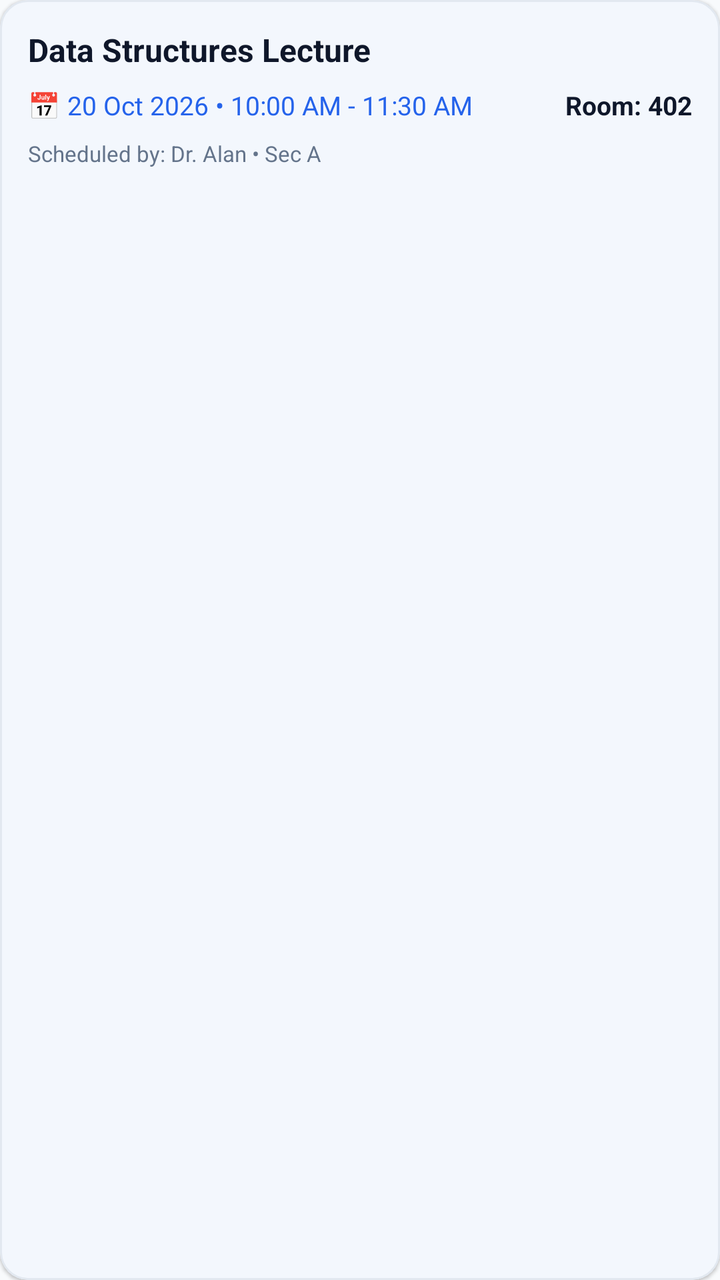
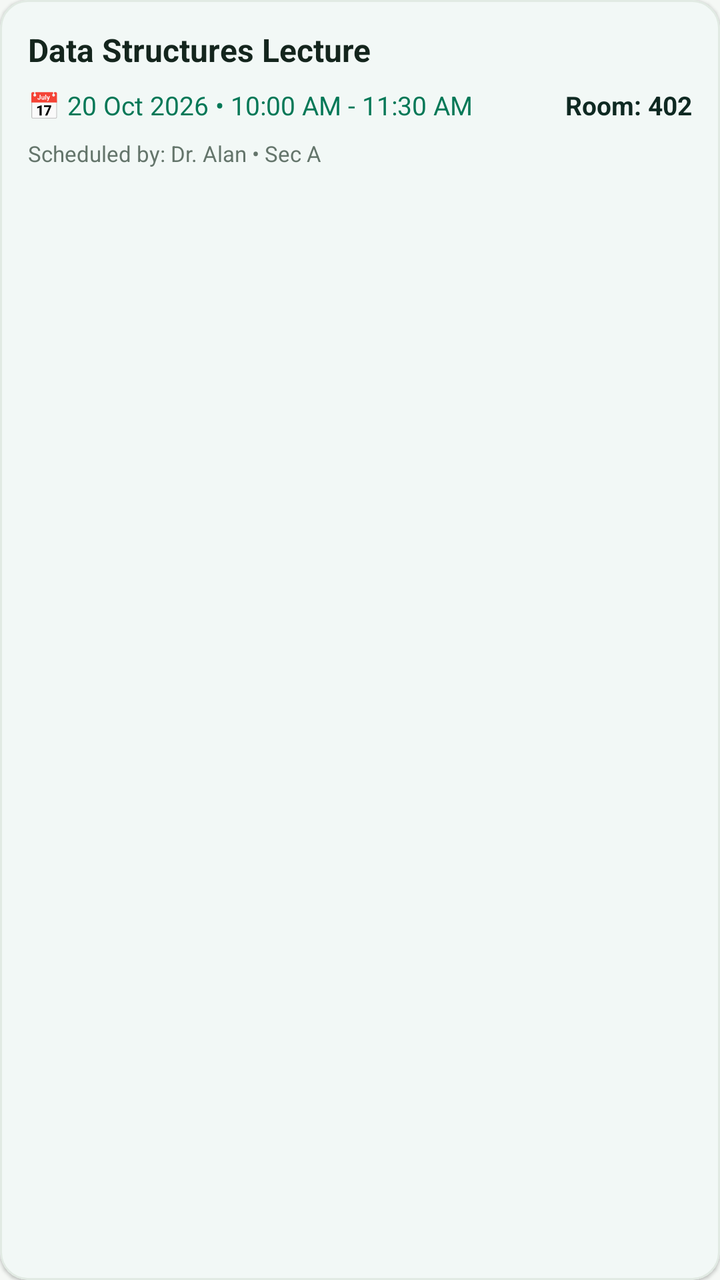

Before-and-after screenshots of an Android layout around one commit, followed by the original layout XML and the change that was made.
<!-- AndroidManifest.xml: application theme Theme.SmartClassroom -->
<!-- res/layout/item_schedule.xml -->
<?xml version="1.0" encoding="utf-8"?>
<com.google.android.material.card.MaterialCardView
    xmlns:android="http://schemas.android.com/apk/res/android"
    xmlns:app="http://schemas.android.com/apk/res-auto"
    android:layout_width="match_parent"
    android:layout_height="wrap_content"
    android:layout_marginHorizontal="16dp"
    android:layout_marginVertical="6dp"
    app:cardCornerRadius="14dp"
    app:cardElevation="1dp"
    app:strokeColor="@color/divider"
    app:strokeWidth="1dp"
    app:cardBackgroundColor="@color/card_bg">

    <LinearLayout
        android:layout_width="match_parent"
        android:layout_height="wrap_content"
        android:orientation="vertical"
        android:padding="14dp">

        <LinearLayout
            android:layout_width="match_parent"
            android:layout_height="wrap_content"
            android:orientation="horizontal"
            android:gravity="center_vertical">

            <TextView
                android:id="@+id/tvScheduleTitle"
                android:layout_width="0dp"
                android:layout_height="wrap_content"
                android:layout_weight="1"
                android:text="Data Structures Lecture"
                android:textSize="16sp"
                android:textStyle="bold"
                android:textColor="@color/text_primary" />

            <TextView
                android:id="@+id/tvCancelledBadge"
                android:layout_width="wrap_content"
                android:layout_height="wrap_content"
                android:text="CANCELLED"
                android:textSize="11sp"
                android:textStyle="bold"
                android:textColor="@color/white"
                android:background="@drawable/bg_status_absent"
                android:paddingHorizontal="8dp"
                android:paddingVertical="3dp"
                android:visibility="gone" />

            <TextView
                android:id="@+id/tvExtraBadge"
                android:layout_width="wrap_content"
                android:layout_height="wrap_content"
                android:layout_marginStart="6dp"
                android:text="EXTRA CLASS"
                android:textSize="11sp"
                android:textStyle="bold"
                android:textColor="@color/white"
                android:background="@drawable/bg_status_present"
                android:paddingHorizontal="8dp"
                android:paddingVertical="3dp"
                android:visibility="gone" />
        </LinearLayout>

        <LinearLayout
            android:layout_width="match_parent"
            android:layout_height="wrap_content"
            android:orientation="horizontal"
            android:layout_marginTop="8dp">

            <TextView
                android:id="@+id/tvDateTime"
                android:layout_width="0dp"
                android:layout_height="wrap_content"
                android:layout_weight="1"
                android:text="📅 20 Oct 2026 • 10:00 AM - 11:30 AM"
                android:textSize="13sp"
                android:textColor="@color/primary" />

            <TextView
                android:id="@+id/tvRoom"
                android:layout_width="wrap_content"
                android:layout_height="wrap_content"
                android:text="Room: 402"
                android:textSize="13sp"
                android:textStyle="bold"
                android:textColor="@color/secondary" />
        </LinearLayout>

        <LinearLayout
            android:layout_width="match_parent"
            android:layout_height="wrap_content"
            android:orientation="horizontal"
            android:gravity="center_vertical"
            android:layout_marginTop="8dp">

            <TextView
                android:id="@+id/tvCreatedBy"
                android:layout_width="0dp"
                android:layout_height="wrap_content"
                android:layout_weight="1"
                android:text="Scheduled by: Dr. Alan • Sec A"
                android:textSize="11sp"
                android:textColor="@color/text_secondary" />

            <com.google.android.material.button.MaterialButton
                android:id="@+id/btnCancelToggle"
                style="?attr/materialButtonOutlinedStyle"
                android:layout_width="wrap_content"
                android:layout_height="36dp"
                android:text="Cancel Class"
                android:textSize="11sp"
                android:visibility="gone"
                app:strokeColor="@color/danger"
                android:textColor="@color/danger" />
        </LinearLayout>

    </LinearLayout>

</com.google.android.material.card.MaterialCardView>
<!-- resources referenced by this layout -->
<resources>
  <color name="card_bg">#FFFFFF</color>
  <color name="danger">#DC2626</color>
  <color name="divider">#E2E8F0</color>
  <color name="primary">#2563EB</color>
  <color name="secondary">#0F172A</color>
  <color name="text_primary">#0F172A</color>
  <color name="text_secondary">#64748B</color>
  <color name="white">#FFFFFFFF</color>
  <!-- drawable bg_status_absent (drawable) -->
  <?xml version="1.0" encoding="utf-8"?>
  <shape xmlns:android="http://schemas.android.com/apk/res/android"
      android:shape="rectangle">
      <solid android:color="@color/danger_light" />
      <corners android:radius="8dp" />
      <stroke
          android:width="1dp"
          android:color="@color/danger" />
  </shape>
  <!-- drawable bg_status_present (drawable) -->
  <?xml version="1.0" encoding="utf-8"?>
  <shape xmlns:android="http://schemas.android.com/apk/res/android"
      android:shape="rectangle">
      <solid android:color="@color/success_light" />
      <corners android:radius="8dp" />
      <stroke
          android:width="1dp"
          android:color="@color/success" />
  </shape>
  <style name="Theme.SmartClassroom" parent="Theme.Material3.DayNight.NoActionBar">
          
          <item name="colorPrimary">@color/primary</item>
          <item name="colorPrimaryVariant">@color/primary_dark</item>
          <item name="colorOnPrimary">@color/white</item>
          
          <item name="colorSecondary">@color/secondary</item>
          <item name="colorSecondaryVariant">@color/secondary_light</item>
          <item name="colorOnSecondary">@color/white</item>
          
          <item name="android:statusBarColor">@color/background</item>
          <item name="android:windowLightStatusBar">true</item>
          <item name="android:windowBackground">@color/background</item>
          <item name="colorSurface">@color/surface</item>
          <item name="colorOnSurface">@color/text_primary</item>
      </style>
  <color name="danger_light">#FEE2E2</color>
  <color name="success_light">#DCFCE7</color>
  <color name="success">#16A34A</color>
  <color name="primary_dark">#1D4ED8</color>
  <color name="secondary_light">#334155</color>
  <color name="background">#F8FAFC</color>
  <color name="surface">#FFFFFF</color>
</resources>

<!-- the commit's change to res/layout/item_schedule.xml (unified diff, before → after) -->
@@ -60,6 +60,7 @@
                 android:paddingHorizontal="8dp"
                 android:paddingVertical="3dp"
                 android:visibility="gone" />
+
         </LinearLayout>
 
         <LinearLayout
@@ -85,6 +86,7 @@
                 android:textSize="13sp"
                 android:textStyle="bold"
                 android:textColor="@color/secondary" />
+
         </LinearLayout>
 
         <LinearLayout
@@ -103,16 +105,48 @@
                 android:textSize="11sp"
                 android:textColor="@color/text_secondary" />
 
+        </LinearLayout>
+
+        <LinearLayout
+            android:layout_width="match_parent"
+            android:layout_height="wrap_content"
+            android:orientation="horizontal"
+            android:gravity="end|center_vertical"
+            android:layout_marginTop="10dp">
+
+            <com.google.android.material.button.MaterialButton
+                android:id="@+id/btnEditSchedule"
+                style="?attr/materialButtonOutlinedStyle"
+                android:layout_width="wrap_content"
+                android:layout_height="36dp"
+                android:text="Edit"
+                android:textSize="11sp"
+                android:visibility="gone" />
+
+            <com.google.android.material.button.MaterialButton
+                android:id="@+id/btnDeleteSchedule"
+                style="?attr/materialButtonOutlinedStyle"
+                android:layout_width="wrap_content"
+                android:layout_height="36dp"
+                android:layout_marginStart="6dp"
+                android:text="Delete"
+                android:textSize="11sp"
+                android:textColor="@color/danger"
+                android:visibility="gone"
+                app:strokeColor="@color/danger" />
+
             <com.google.android.material.button.MaterialButton
                 android:id="@+id/btnCancelToggle"
                 style="?attr/materialButtonOutlinedStyle"
                 android:layout_width="wrap_content"
                 android:layout_height="36dp"
+                android:layout_marginStart="6dp"
                 android:text="Cancel Class"
                 android:textSize="11sp"
                 android:visibility="gone"
                 app:strokeColor="@color/danger"
                 android:textColor="@color/danger" />
+
         </LinearLayout>
 
     </LinearLayout>
<!-- resource entries referenced after the edit -->
@@ -2,11 +2,11 @@
 <resources>
   <color name="card_bg">#FFFFFF</color>
   <color name="danger">#DC2626</color>
-  <color name="divider">#E2E8F0</color>
-  <color name="primary">#2563EB</color>
-  <color name="secondary">#0F172A</color>
-  <color name="text_primary">#0F172A</color>
-  <color name="text_secondary">#64748B</color>
+  <color name="divider">#E1EAE3</color>
+  <color name="primary">#047857</color>
+  <color name="secondary">#0F2922</color>
+  <color name="text_primary">#14251D</color>
+  <color name="text_secondary">#64756B</color>
   <color name="white">#FFFFFFFF</color>
   <!-- drawable bg_status_absent (drawable) -->
   <?xml version="1.0" encoding="utf-8"?>
@@ -29,27 +29,39 @@
           android:color="@color/success" />
   </shape>
   <style name="Theme.SmartClassroom" parent="Theme.Material3.DayNight.NoActionBar">
+  
           
           <item name="colorPrimary">@color/primary</item>
           <item name="colorPrimaryVariant">@color/primary_dark</item>
           <item name="colorOnPrimary">@color/white</item>
+  
           
           <item name="colorSecondary">@color/secondary</item>
           <item name="colorSecondaryVariant">@color/secondary_light</item>
           <item name="colorOnSecondary">@color/white</item>
+  
+          
+          <item name="android:windowBackground">@color/background</item>
+          <item name="colorSurface">@color/surface</item>
+          <item name="colorOnSurface">@color/text_primary</item>
+  
           
           <item name="android:statusBarColor">@color/background</item>
           <item name="android:windowLightStatusBar">true</item>
-          <item name="android:windowBackground">@color/background</item>
-          <item name="colorSurface">@color/surface</item>
-          <item name="colorOnSurface">@color/text_primary</item>
+  
+          
+          <item name="android:navigationBarColor">@color/background</item>
+  
+          
+          <item name="android:windowActionModeOverlay">true</item>
+  
       </style>
   <color name="danger_light">#FEE2E2</color>
-  <color name="success_light">#DCFCE7</color>
-  <color name="success">#16A34A</color>
-  <color name="primary_dark">#1D4ED8</color>
-  <color name="secondary_light">#334155</color>
-  <color name="background">#F8FAFC</color>
+  <color name="success_light">#D1FAE5</color>
+  <color name="success">#059669</color>
+  <color name="primary_dark">#064E3B</color>
+  <color name="secondary_light">#365B4D</color>
+  <color name="background">#F5F8F5</color>
   <color name="surface">#FFFFFF</color>
 </resources>
 
